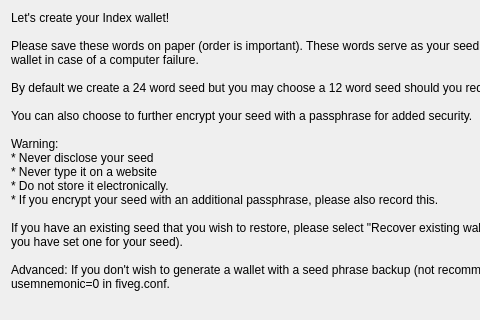
Old version of the form src/qt/forms/recover.ui in the repository 5G-Cash/5G; both pictures show x 0 to 480 and y 0 to 320 of the 674 by 624 pixel window.
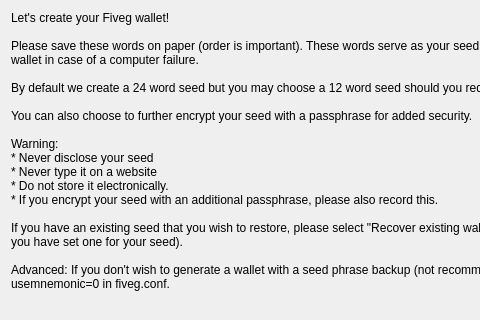
New version of the form.

```diff
--- a/src/qt/forms/recover.ui
+++ b/src/qt/forms/recover.ui
@@ -29,7 +29,7 @@
       </sizepolicy>
      </property>
      <property name="text">
-      <string>Let's create your Index wallet!
+      <string>Let's create your Fiveg wallet!
 
 Please save these words on paper (order is important). These words serve as your seed and will allow you to recover your wallet in case of a computer failure.
 
```
